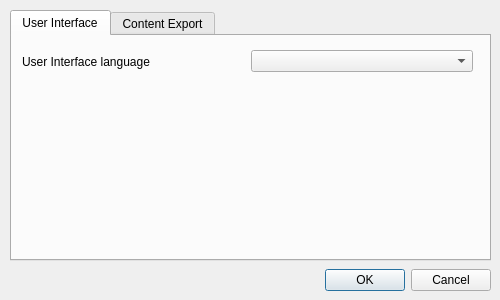
Old version of the form jpconj/preference.ui in the repository anqafalak/japkatsuyou.
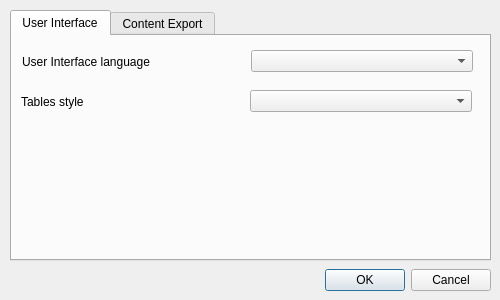
New version of the form.

Commit message: add style managment module

Diff of the .ui file:
```diff
--- a/jpconj/preference.ui
+++ b/jpconj/preference.ui
@@ -84,7 +84,43 @@
        </widget>
       </item>
       <item>
-       <widget class="QComboBox" name="lang"/>
+       <widget class="QComboBox" name="lang">
+        <property name="iconSize">
+         <size>
+          <width>16</width>
+          <height>16</height>
+         </size>
+        </property>
+       </widget>
+      </item>
+     </layout>
+    </widget>
+    <widget class="QWidget" name="horizontalLayoutWidget_2">
+     <property name="geometry">
+      <rect>
+       <x>9</x>
+       <y>50</y>
+       <width>451</width>
+       <height>31</height>
+      </rect>
+     </property>
+     <layout class="QHBoxLayout" name="horizontalLayout_2">
+      <item>
+       <widget class="QLabel" name="style_label">
+        <property name="text">
+         <string>Tables style</string>
+        </property>
+       </widget>
+      </item>
+      <item>
+       <widget class="QComboBox" name="style">
+        <property name="iconSize">
+         <size>
+          <width>150</width>
+          <height>50</height>
+         </size>
+        </property>
+       </widget>
       </item>
      </layout>
     </widget>
```
The commit also changes 12 other files.
